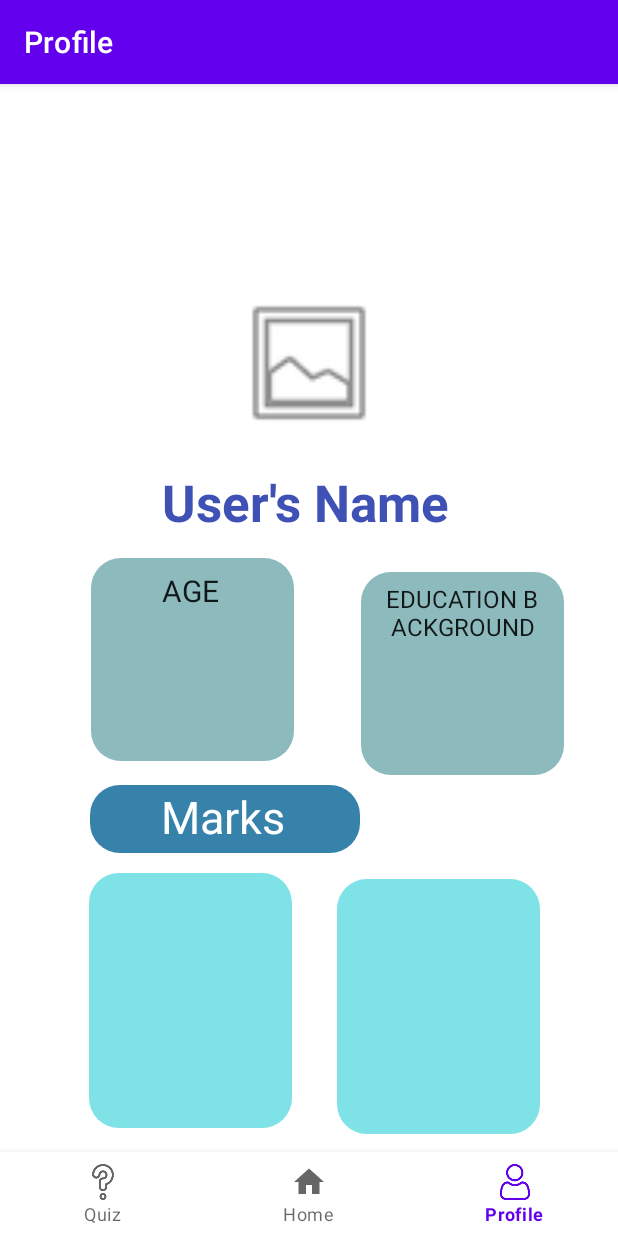
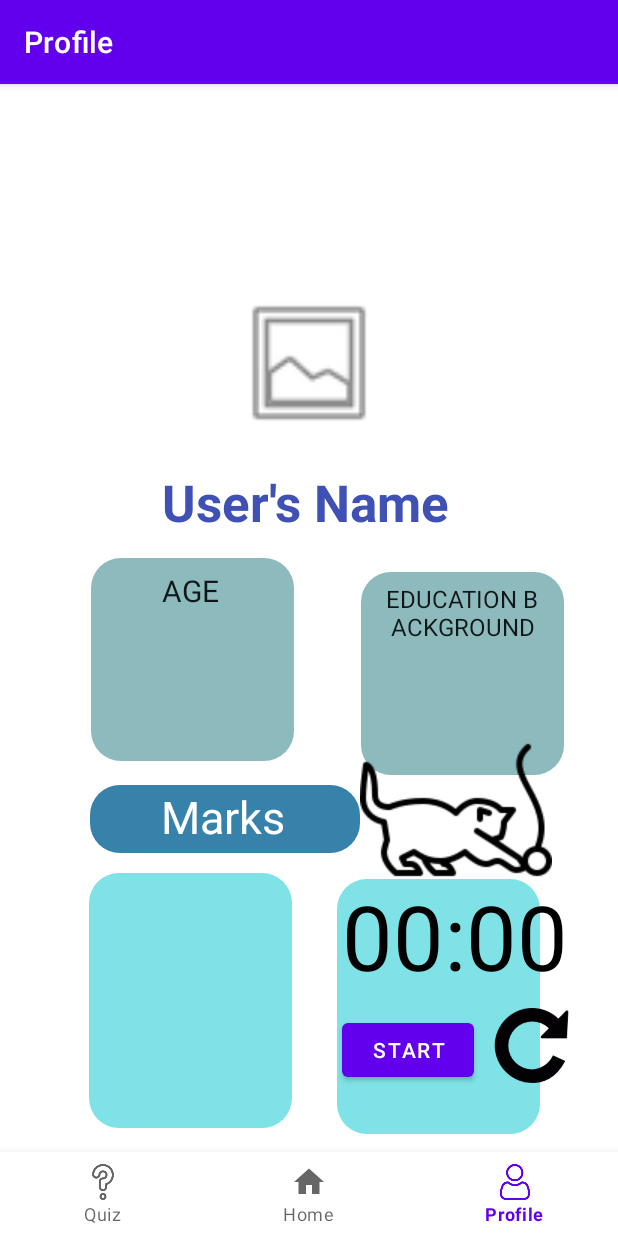
Before and after one commit to NurhanAnn/AccountOnTheGo_Report, an Android app: the screen it shows after launch (MainActivity), item 3 of the bottom bar chosen, on a phone screen of 412 x 824 dp. Run offline under Robolectric (Android 15) with nearby library versions, the phone set to English and light mode, and no system bars; our stand-ins replace navigation-ui; Roboto replaces fonts that are not available here; 2 statements that could not run were skipped.

Commit message:
NEW UPDATESSSSSSSSSSS

```diff
--- a/app/src/main/java/com/example/aotg_v1/MainActivity.java
+++ b/app/src/main/java/com/example/aotg_v1/MainActivity.java
@@ -51,7 +51,8 @@ public class MainActivity extends AppCompatActivity {
         NavController navController = Navigation.findNavController(this, R.id.nav_host_fragment_activity_main);
         NavigationUI.setupActionBarWithNavController(this, navController, appBarConfiguration);
         NavigationUI.setupWithNavController(binding.navView, navController);
-        mTextViewCountDown = findViewById(R.id.text_view_countdown);
+
+        /*mTextViewCountDown = findViewById(R.id.text_view_countdown);
 
         mButtonStartPause = findViewById(R.id.button_start_pause);
         mButtonReset = findViewById(R.id.button_reset);
@@ -65,7 +66,7 @@ public class MainActivity extends AppCompatActivity {
                     startTimer();
                 }
             }
-        });
+        });*/
 
         mButtonReset.setOnClickListener(new View.OnClickListener() {
             @Override
--- a/app/src/main/res/layout/activity_main.xml
+++ b/app/src/main/res/layout/activity_main.xml
@@ -1,6 +1,7 @@
 <?xml version="1.0" encoding="utf-8"?>
 <androidx.constraintlayout.widget.ConstraintLayout xmlns:android="http://schemas.android.com/apk/res/android"
     xmlns:app="http://schemas.android.com/apk/res-auto"
+    xmlns:tools="http://schemas.android.com/tools"
     android:id="@+id/container"
     android:layout_width="match_parent"
     android:layout_height="match_parent"
@@ -30,4 +31,58 @@
         app:layout_constraintTop_toTopOf="parent"
         app:navGraph="@navigation/mobile_navigation" />
 
+    <TextView
+        android:id="@+id/text_view_countdown"
+        android:layout_width="wrap_content"
+        android:layout_height="wrap_content"
+        android:layout_centerHorizontal="true"
+        android:layout_centerVertical="true"
+        android:layout_marginBottom="12dp"
+        android:text="00:00"
+        android:textColor="@android:color/black"
+        android:textSize="60sp"
+        app:layout_constraintBottom_toTopOf="@+id/button_start_pause"
+        app:layout_constraintEnd_toEndOf="parent"
+        app:layout_constraintHorizontal_bias="0.873"
+        app:layout_constraintStart_toStartOf="parent" />
+
+    <Button
+        android:id="@+id/button_start_pause"
+        android:layout_width="wrap_content"
+        android:layout_height="wrap_content"
+        android:layout_below="@+id/text_view_countdown"
+        android:layout_centerHorizontal="true"
+        android:layout_marginStart="228dp"
+        android:layout_marginBottom="100dp"
+        android:text="start"
+        app:layout_constraintBottom_toBottomOf="parent"
+        app:layout_constraintStart_toStartOf="parent" />
+
+    <ImageButton
+        android:id="@+id/button_reset"
+        android:layout_width="50dp"
+        android:layout_height="50dp"
+        android:layout_marginTop="8dp"
+        android:background="#00FFFFFF"
+        android:scaleType="fitXY"
+        android:src="@drawable/resetbutton"
+        android:text="reset"
+        app:layout_constraintEnd_toEndOf="parent"
+        app:layout_constraintHorizontal_bias="0.288"
+        app:layout_constraintStart_toEndOf="@+id/button_start_pause"
+        app:layout_constraintTop_toBottomOf="@+id/text_view_countdown"
+        tools:visibility="visible" />
+
+    <ImageView
+        android:id="@+id/imageView7"
+        android:layout_width="wrap_content"
+        android:layout_height="wrap_content"
+        android:layout_marginBottom="60dp"
+        android:src="@drawable/cat"
+        app:layout_constraintBottom_toBottomOf="@+id/text_view_countdown"
+        app:layout_constraintEnd_toEndOf="parent"
+        app:layout_constraintHorizontal_bias="0.844"
+        app:layout_constraintStart_toStartOf="parent"/>
+
+
 </androidx.constraintlayout.widget.ConstraintLayout>
```
